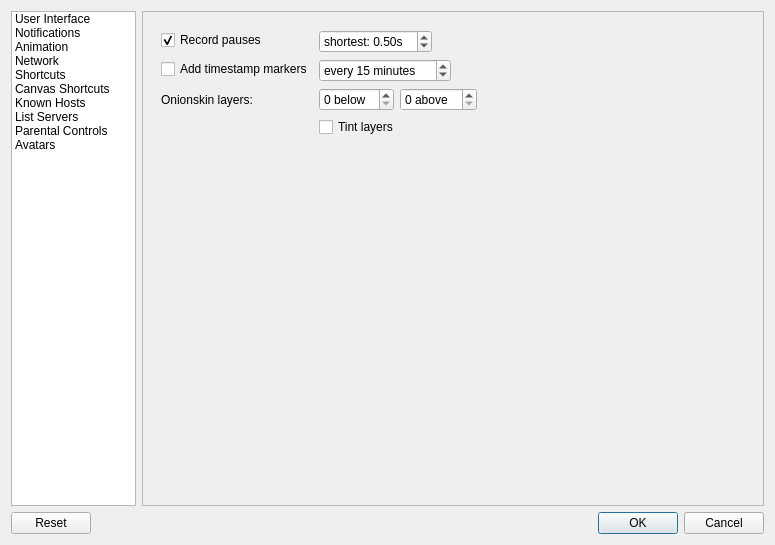
First picture: the form in src/desktop/ui/settings.ui, repository weblate/Drawpile, before the edit.
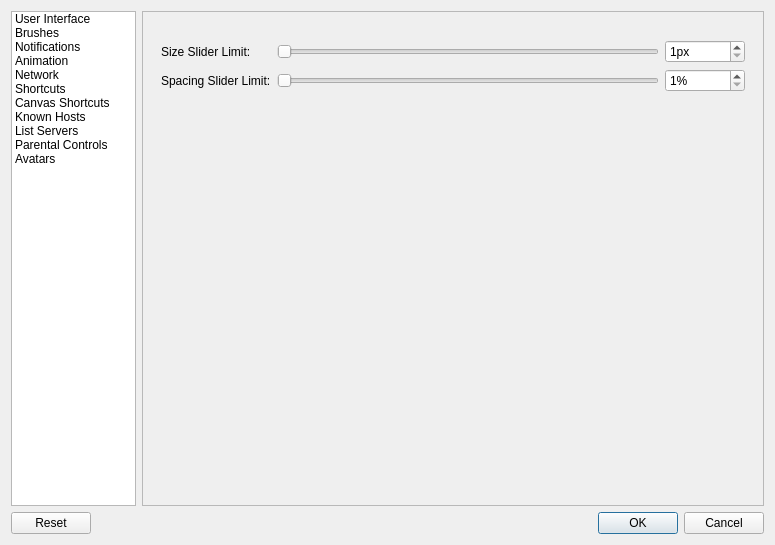
Second picture: the form after the edit. The open tabs and pages were chosen to show the change. Icons and pictures are not drawn. Custom widgets are drawn as their Qt base class.

Commit message:
Allow increasing the brush slider limits
The size and spacing sliders have arbitrary limits below their actual
maximum. You can still go beyond the maximum by using the spinner or
keyboard shortcuts, but that's kind of annoying. This patch adds
settings to adjust the slider limits to your leisure.

Fixes #847.

The edit to the form file:
```diff
--- a/src/desktop/ui/settings.ui
+++ b/src/desktop/ui/settings.ui
@@ -23,6 +23,11 @@
          <string>User Interface</string>
         </property>
        </item>
+       <item>
+        <property name="text">
+         <string>Brushes</string>
+        </property>
+       </item>
        <item>
         <property name="text">
          <string>Notifications</string>
@@ -365,6 +370,114 @@
             </item>
            </layout>
           </widget>
+          <widget class="QWidget" name="brushPage">
+           <layout class="QFormLayout" name="brushFormLayout">
+            <property name="fieldGrowthPolicy">
+             <enum>QFormLayout::ExpandingFieldsGrow</enum>
+            </property>
+            <property name="topMargin">
+             <number>19</number>
+            </property>
+            <item row="0" column="0">
+             <widget class="QLabel" name="sizeLimitLabel">
+              <property name="toolTip">
+               <string>The maximum value for the brush size slider. You can always enter larger values manually or via keyboard shortcuts.</string>
+              </property>
+              <property name="text">
+               <string>Size Slider Limit:</string>
+              </property>
+             </widget>
+            </item>
+            <item row="0" column="1">
+             <layout class="QHBoxLayout" name="sizeLimitLayout">
+              <item>
+               <widget class="QSlider" name="sizeLimitSlider">
+                <property name="toolTip">
+                 <string>The maximum value for the brush size slider. You can always enter larger values manually or via keyboard shortcuts.</string>
+                </property>
+                <property name="maximum">
+                 <number>255</number>
+                </property>
+                <property name="orientation">
+                 <enum>Qt::Horizontal</enum>
+                </property>
+               </widget>
+              </item>
+              <item>
+               <widget class="QSpinBox" name="sizeLimitSpinner">
+                <property name="minimumSize">
+                 <size>
+                  <width>80</width>
+                  <height>0</height>
+                 </size>
+                </property>
+                <property name="toolTip">
+                 <string>The maximum value for the brush size slider. You can always enter larger values manually or via keyboard shortcuts.</string>
+                </property>
+                <property name="suffix">
+                 <string>px</string>
+                </property>
+                <property name="minimum">
+                 <number>1</number>
+                </property>
+                <property name="maximum">
+                 <number>255</number>
+                </property>
+               </widget>
+              </item>
+             </layout>
+            </item>
+            <item row="1" column="0">
+             <widget class="QLabel" name="spacingLimitLabel">
+              <property name="toolTip">
+               <string>The maximum value for the brush spacing slider. You can always enter larger values manually.</string>
+              </property>
+              <property name="text">
+               <string>Spacing Slider Limit:</string>
+              </property>
+             </widget>
+            </item>
+            <item row="1" column="1">
+             <layout class="QHBoxLayout" name="spacingLimitLayout">
+              <item>
+               <widget class="QSlider" name="spacingLimitSlider">
+                <property name="toolTip">
+                 <string>The maximum value for the brush spacing slider. You can always enter larger values manually.</string>
+                </property>
+                <property name="maximum">
+                 <number>999</number>
+                </property>
+                <property name="orientation">
+                 <enum>Qt::Horizontal</enum>
+                </property>
+               </widget>
+              </item>
+              <item>
+               <widget class="QSpinBox" name="spacingLimitSpinner">
+                <property name="minimumSize">
+                 <size>
+                  <width>80</width>
+                  <height>0</height>
+                 </size>
+                </property>
+                <property name="toolTip">
+                 <string>The maximum value for the brush spacing slider. You can always enter larger values manually.</string>
+                </property>
+                <property name="suffix">
+                 <string>%</string>
+                </property>
+                <property name="minimum">
+                 <number>1</number>
+                </property>
+                <property name="maximum">
+                 <number>999</number>
+                </property>
+               </widget>
+              </item>
+             </layout>
+            </item>
+           </layout>
+          </widget>
           <widget class="QWidget" name="page_2">
            <layout class="QFormLayout" name="formLayout_6">
             <item row="0" column="0">
```
Left out of the diff: 64 changed lines with no effect on the pictures. The commit also changes 3 other files.
